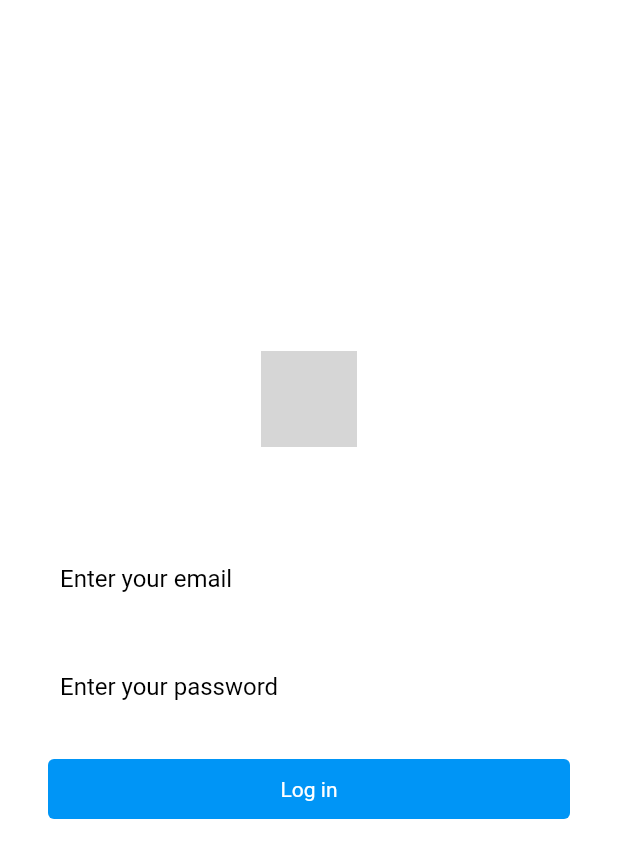
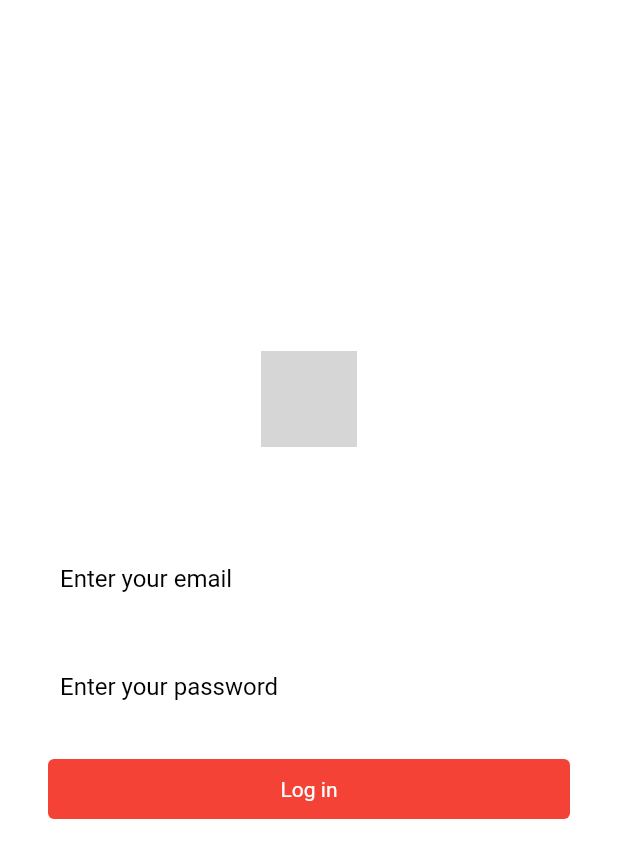
Before and after one commit to 1-three/mywayfrontend, a Flutter app: the screen it shows after launch, on a phone screen of 412 x 824 dp. Shown: the top 858 px of the screen. Run offline on Flutter 3.47's test engine with Material 2 defaults, Android fonts, the light colour scheme and no system bars; our stand-ins replace cloud_firestore, firebase_auth, firebase_core, firebase_storage, flutter_svg, image_picker; accounts and stored records are empty; grey boxes are pictures that could not be loaded.

Commit message:
pls work

```diff
--- a/lib/screens/login_screen.dart
+++ b/lib/screens/login_screen.dart
@@ -116,7 +116,7 @@ class _LoginScreenState extends State<LoginScreen> {
                     shape: RoundedRectangleBorder(
                       borderRadius: BorderRadius.all(Radius.circular(4)),
                     ),
-                    color: blueColor,
+                    color: Colors.red, // Change the color here
                   ),
                   child: !_isLoading
                       ? const Text(
--- a/lib/widgets/text_field_input.dart
+++ b/lib/widgets/text_field_input.dart
@@ -34,6 +34,7 @@ class TextFieldInput extends StatelessWidget {
       ),
       keyboardType: textInputType,
       obscureText: isPass,
+      style: TextStyle(color: hintTextColor), // Apply textColor here
     );
   }
 }
```
